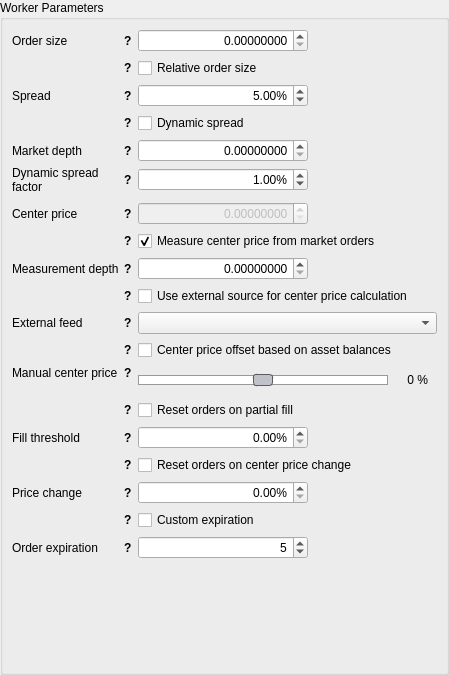
Qt form dexbot/views/ui/forms/relative_orders_widget.ui (xeroc/stakemachine) before a commit.
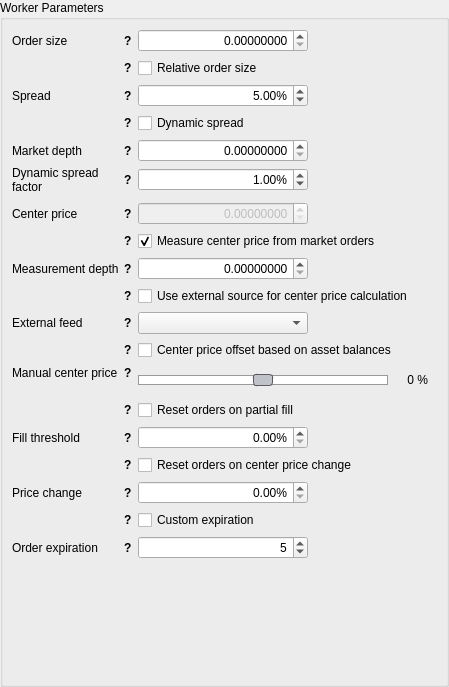
The same form after that commit.

Commit message: Change width of external feed source field

What changed in the file:
```diff
--- a/dexbot/views/ui/forms/relative_orders_widget.ui
+++ b/dexbot/views/ui/forms/relative_orders_widget.ui
@@ -7,7 +7,7 @@
     <x>0</x>
     <y>0</y>
     <width>449</width>
-    <height>675</height>
+    <height>687</height>
    </rect>
   </property>
   <property name="windowTitle">
@@ -2334,6 +2334,12 @@
         <property name="enabled">
          <bool>true</bool>
         </property>
+        <property name="maximumSize">
+         <size>
+          <width>170</width>
+          <height>16777215</height>
+         </size>
+        </property>
         <property name="currentIndex">
          <number>-1</number>
         </property>
```
